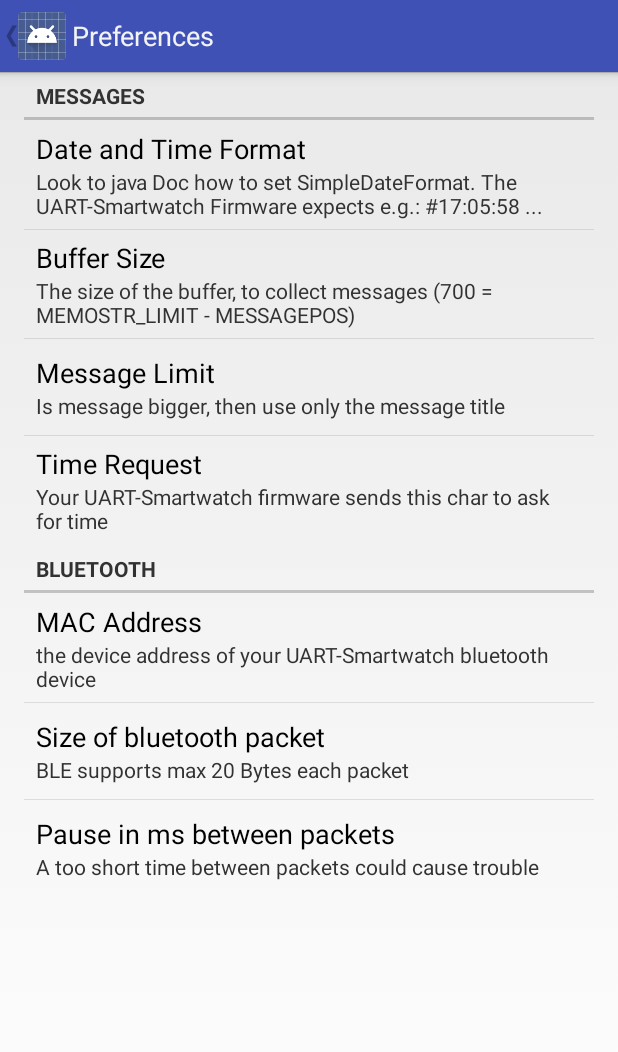
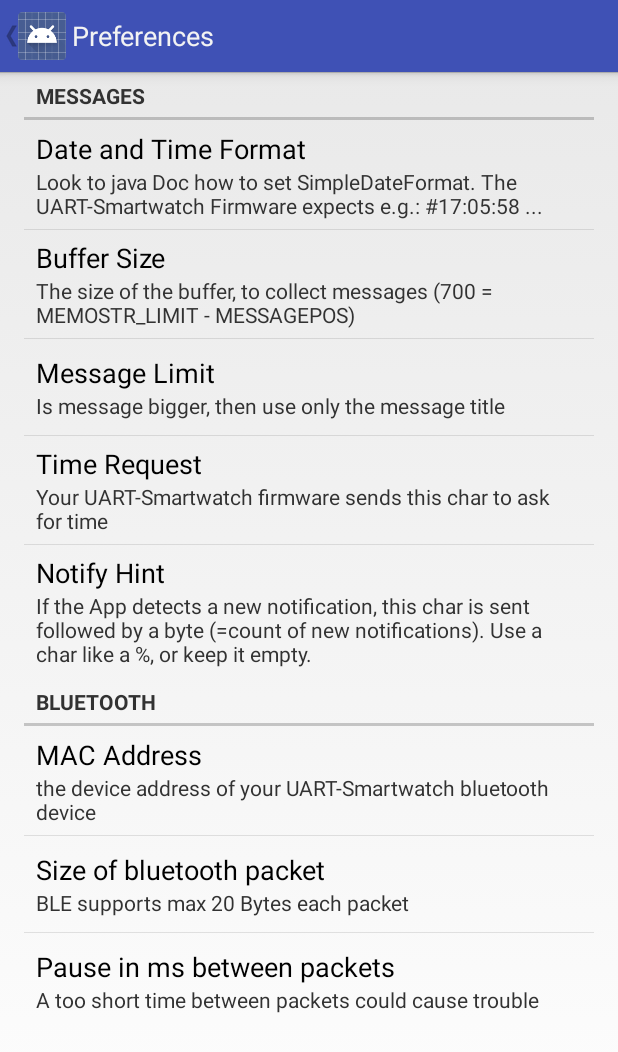
Before and after one commit to no-go/UART-Smartwatch, an Android app: the PreferencesActivity screen opened directly, with no data from a screen before it, on a phone screen of 412 x 824 dp. Shown: the top 1052 px of the screen. Run offline under Robolectric (Android 15) with nearby library versions, the light colour scheme and no system bars.

Commit message:
better design, possibility to send the number of new messages if a new notification is received

```diff
--- a/UART-Smartwatch_App/app/build.gradle
+++ b/UART-Smartwatch_App/app/build.gradle
@@ -7,8 +7,8 @@ android {
         applicationId "click.dummer.UartSmartwatch"
         minSdkVersion 19
         targetSdkVersion 22
-        versionCode 6
-        versionName "0.6"
+        versionCode 7
+        versionName "0.7"
     }
 
 
--- a/UART-Smartwatch_App/app/src/main/res/values/strings.xml
+++ b/UART-Smartwatch_App/app/src/main/res/values/strings.xml
@@ -24,8 +24,13 @@
     <string name="bleLogic">Bluetooth</string>
     <string name="packetLimit">Size of bluetooth packet</string>
     <string name="packetLimit_summary">BLE supports max 20 Bytes each packet</string>
+
     <string name="packetPause">Pause in ms between packets</string>
     <string name="packetPause_summary">A too short time between packets could cause trouble</string>
+
+    <string name="notifyHint">Notify Hint</string>
+    <string name="notifyHint_summary">If the App detects a new notification, this char is sent followed by a byte (=count of new notifications). Use a char like a %, or keep it empty.</string>
+
     <string name="exit_title">Restart App Now</string>
     <string name="exit_message">Because you changed some preferences, it is better to restart the App.</string>
     <string name="check_device_address">Maybe: check the device address</string>
--- a/UART-Smartwatch_App/app/src/main/res/xml/preferences.xml
+++ b/UART-Smartwatch_App/app/src/main/res/xml/preferences.xml
@@ -23,6 +23,11 @@
             android:key="timeRequest"
             android:summary="@string/timeRequest_summary"
             android:title="@string/timeRequest"/>
+        <EditTextPreference
+            android:defaultValue=""
+            android:key="notifyHint"
+            android:summary="@string/notifyHint_summary"
+            android:title="@string/notifyHint" />
     </PreferenceCategory>
 
     <PreferenceCategory
```
Also changed, not shown: UART-Smartwatch_App/app/src/main/java/click/dummer/UartSmartwatch/MainActivity.java (+8 -0 lines), 2 other files.
